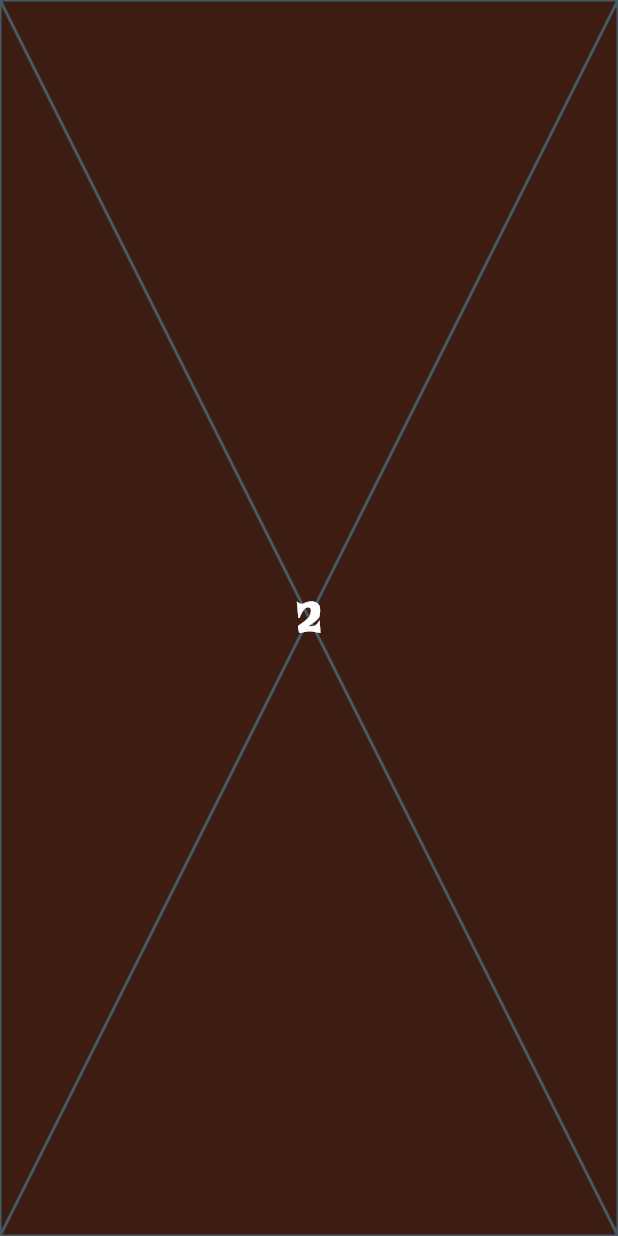
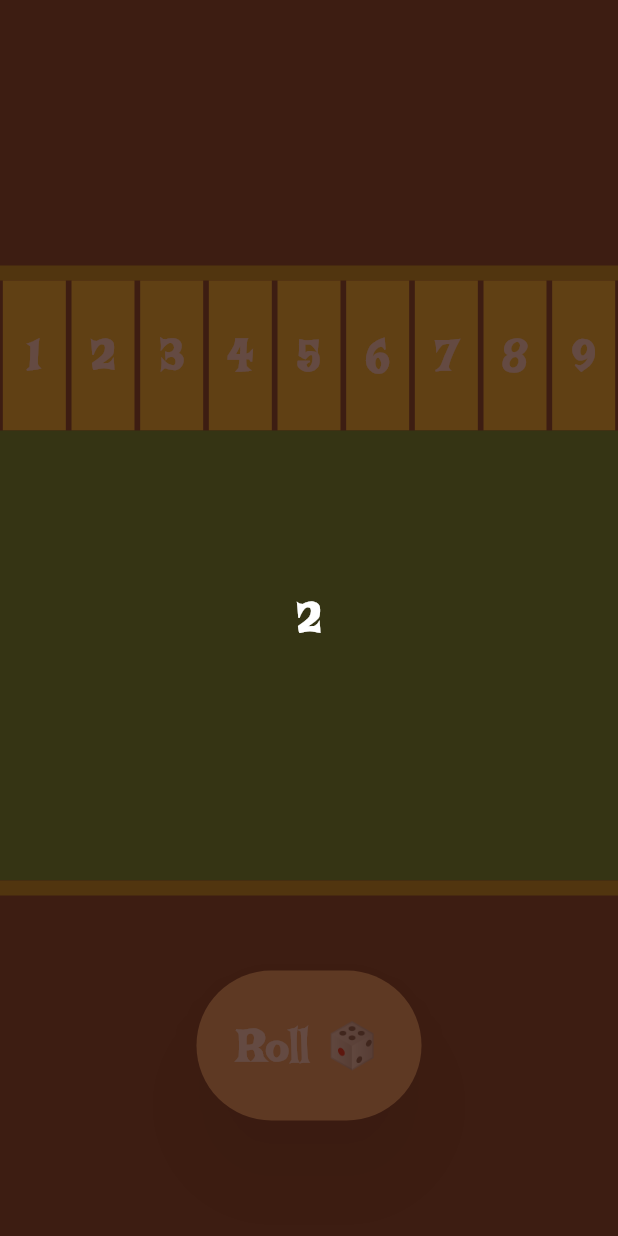
Before and after one commit to gaurovgiri/shut-the-box, a Flutter app: the screen it shows after launch, after a tap on "Play", on a phone screen of 412 x 824 dp. Run offline on Flutter 3.47's test engine with Material 3 defaults, Android fonts, the phone set to English and light mode, and no system bars.

Commit message:
add board and pieces and roll button

```diff
--- a/lib/screens/game/game.dart
+++ b/lib/screens/game/game.dart
@@ -5,13 +5,13 @@ import 'package:shut_the_box/shared/colors.dart';
 
 class Game extends StatelessWidget {
   const Game({super.key});
-
+  static double opacityValue = 0.2;
   @override
   Widget build(BuildContext context) {
-    return const Scaffold(
+    return Scaffold(
       backgroundColor: Palette.background,
       body: Stack(
-        children: [Board(), Counter()],
+        children: [Opacity(opacity: opacityValue, child: Board()), Counter()],
       ),
     );
   }
--- /dev/null
+++ b/lib/screens/game/widgets/bar.dart
@@ -0,0 +1,11 @@
+import 'package:flutter/material.dart';
+
+class Bar extends StatelessWidget {
+  @override
+  Widget build(BuildContext context) {
+    return Container(
+      height: 10,
+      color: Color.fromARGB(255, 164, 148, 8),
+    );
+  }
+}
--- a/lib/screens/game/widgets/board.dart
+++ b/lib/screens/game/widgets/board.dart
@@ -1,10 +1,32 @@
 import 'package:flutter/material.dart';
+import 'package:shut_the_box/screens/game/widgets/bar.dart';
+import 'package:shut_the_box/screens/game/widgets/piece.dart';
+import 'package:shut_the_box/screens/game/widgets/roll_button.dart';
+import 'package:shut_the_box/shared/colors.dart';
 
 class Board extends StatelessWidget {
   const Board({super.key});
 
   @override
   Widget build(BuildContext context) {
-    return const Placeholder();
+    return Column(
+      mainAxisAlignment: MainAxisAlignment.center,
+      children: [
+        const SizedBox(
+          height: 100,
+        ),
+        Bar(),
+        const Pieces(),
+        Container(
+          height: 300,
+          decoration: const BoxDecoration(color: Palette.gameBoard),
+        ),
+        Bar(),
+        const SizedBox(
+          height: 50,
+        ),
+        const RollButton()
+      ],
+    );
   }
 }
--- a/lib/screens/game/widgets/counter.dart
+++ b/lib/screens/game/widgets/counter.dart
@@ -1,4 +1,5 @@
 import 'package:flutter/material.dart';
+import 'package:shut_the_box/screens/game/game.dart';
 import 'package:shut_the_box/shared/styles.dart';
 
 class Counter extends StatefulWidget {
@@ -25,6 +26,7 @@ class _CounterState extends State<Counter> with SingleTickerProviderStateMixin {
         if (status == AnimationStatus.completed) {
           setState(() {
             isVisible = false;
+            Game.opacityValue = 1;
           });
         }
       });
--- /dev/null
+++ b/lib/screens/game/widgets/piece.dart
@@ -0,0 +1,51 @@
+import 'package:flutter/material.dart';
+import 'package:shut_the_box/shared/styles.dart';
+
+class Piece extends StatefulWidget {
+  final int number;
+
+  Color pieceColor = Color.fromARGB(255, 236, 202, 31);
+  bool selected = false;
+
+  Piece({super.key, required this.number});
+
+  @override
+  State<Piece> createState() => _PieceState();
+}
+
+class _PieceState extends State<Piece> {
+  @override
+  Widget build(BuildContext context) {
+    return InkWell(
+      onTap: () {
+        setState(() {
+          widget.pieceColor = widget.selected
+              ? const Color.fromARGB(255, 236, 202, 31)
+              : Colors.brown;
+          widget.selected = !widget.selected;
+        });
+      },
+      child: Container(
+        height: 100,
+        width: 42,
+        decoration: BoxDecoration(color: widget.pieceColor),
+        child: Center(
+            child: Text(
+          widget.number.toString(),
+          style: Styles.title,
+        )),
+      ),
+    );
+  }
+}
+
+class Pieces extends StatelessWidget {
+  const Pieces({super.key});
+
+  @override
+  Widget build(BuildContext context) {
+    return Row(
+        mainAxisAlignment: MainAxisAlignment.spaceAround,
+        children: List.generate(9, (index) => Piece(number: index + 1)));
+  }
+}
--- /dev/null
+++ b/lib/screens/game/widgets/roll_button.dart
@@ -0,0 +1,28 @@
+import 'package:flutter/material.dart';
+
+import 'package:shut_the_box/shared/colors.dart';
+import 'package:shut_the_box/shared/styles.dart';
+
+class RollButton extends StatelessWidget {
+  const RollButton({super.key});
+
+  @override
+  Widget build(BuildContext context) {
+    return SizedBox(
+      width: 150,
+      height: 100,
+      child: ElevatedButton(
+          style: ButtonStyle(
+              elevation: WidgetStateProperty.all<double>(20),
+              shadowColor: WidgetStateProperty.all<Color>(Colors.black),
+              backgroundColor:
+                  WidgetStateProperty.all<Color>(Palette.buttonColor)),
+          onPressed: () {},
+          child: const Text(
+            "Roll 🎲",
+            style: Styles.title,
+            textAlign: TextAlign.center,
+          )),
+    );
+  }
+}
--- a/lib/shared/colors.dart
+++ b/lib/shared/colors.dart
@@ -7,5 +7,7 @@ class Palette {
 
   static const buttonColor = Color(0xFFE2A868);
 
+  static const gameBoard = Color.fromARGB(255, 24, 144, 28);
+
   static const title = Colors.white;
 }
--- a/lib/shared/footer.dart
+++ b/lib/shared/footer.dart
@@ -6,7 +6,7 @@ class Footer extends StatelessWidget {
 
   @override
   Widget build(BuildContext context) {
-    return Column(
+    return const Column(
       mainAxisAlignment: MainAxisAlignment.center,
       children: [
         Text(
--- a/pubspec.yaml
+++ b/pubspec.yaml
@@ -35,7 +35,7 @@ dependencies:
   # The following adds the Cupertino Icons font to your application.
   # Use with the CupertinoIcons class for iOS style icons.
   cupertino_icons: ^1.0.6
-  flame: ^1.18.0
+
 
 dev_dependencies:
   flutter_test:
```
Also changed, not shown: pubspec.lock.
